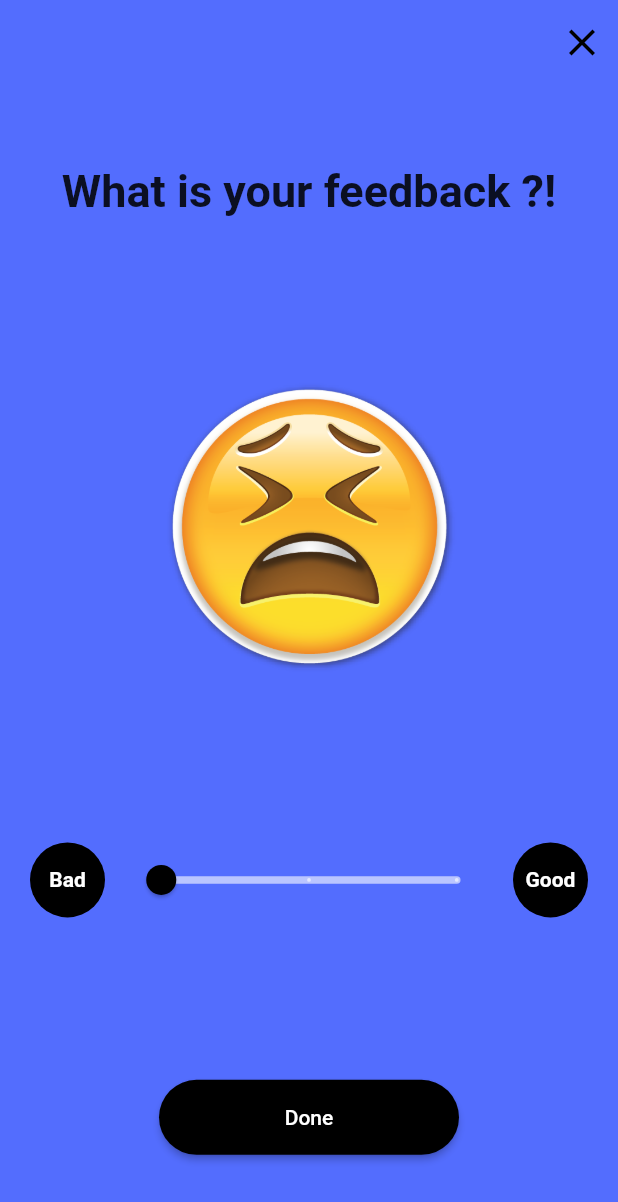
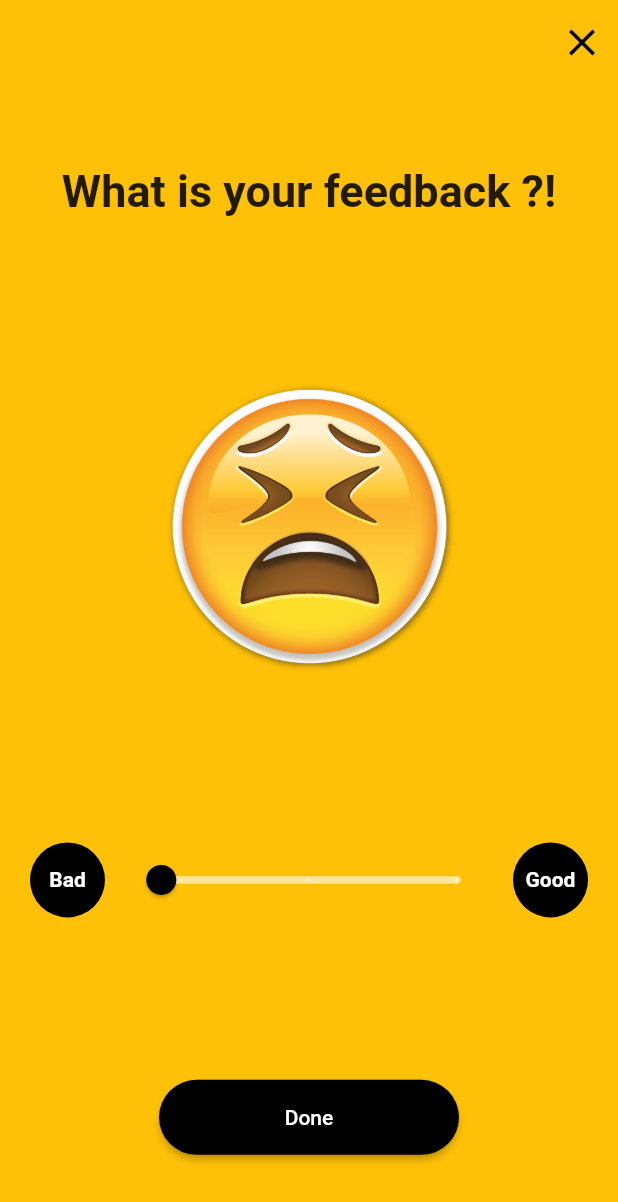
Before and after one commit to mahmoud-eslami/feedback_page, a Flutter app: the screen it shows after launch, after a tap on "FeedBack Page", on a phone screen of 412 x 824 dp. Shown: the top 1202 px of the screen. Run offline on Flutter 3.47's test engine with Material 2 defaults, Android fonts, the light colour scheme and no system bars.

Commit message:
example changed

```diff
--- a/example/lib/main.dart
+++ b/example/lib/main.dart
@@ -59,7 +59,7 @@ class _SecondState extends State<Second> {
         myValue = value;
       },
       imgPath: list,
-      backgroundColor: Colors.indigoAccent,
+      backgroundColor: Colors.amber,
       closeIcon: Icons.close,
       closeIconOnPress: () {
         print('close clicked');
```
